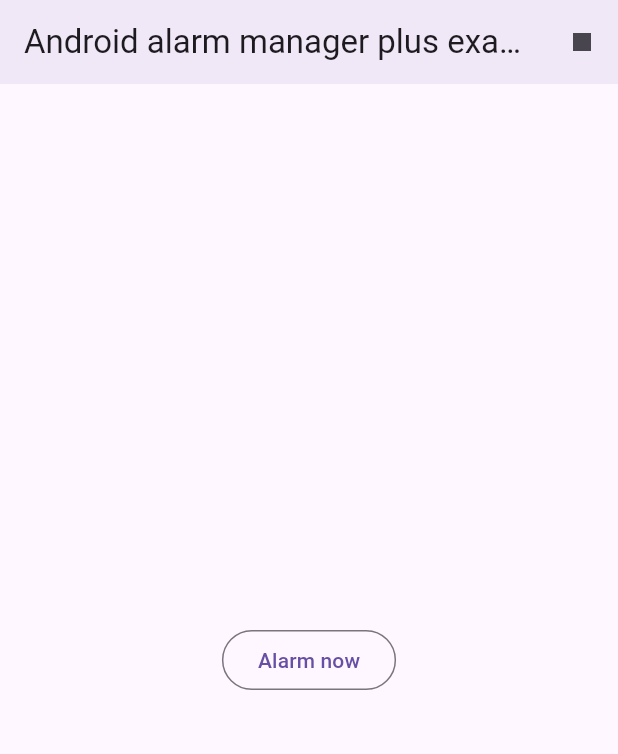
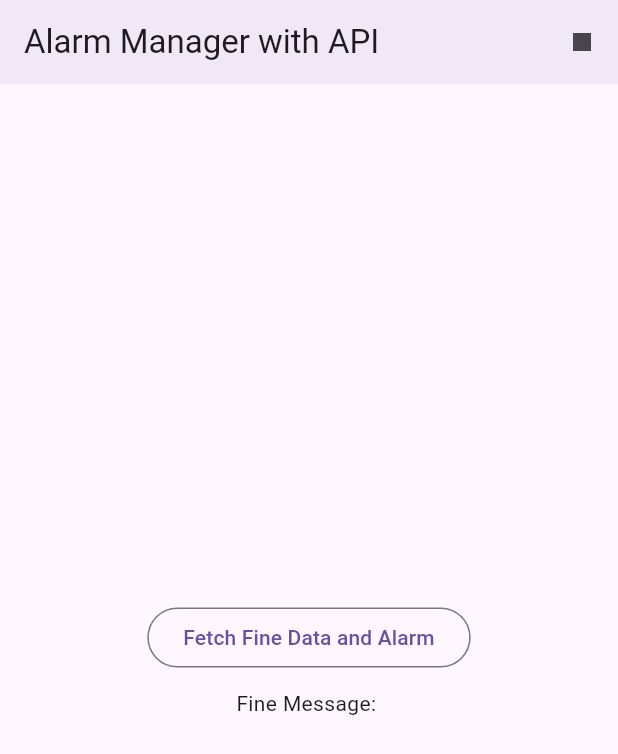
Before and after one commit to MHMMDDzaki/early_warning_system, a Flutter app: the screen it shows after launch, after a tap on the "stop" icon, on a phone screen of 412 x 824 dp. Shown: the top 754 px of the screen. Run offline on Flutter 3.47's test engine with Material 3 defaults, Android fonts, the phone set to English and light mode, and no system bars; missing offline and left inert: android_alarm_manager_plus, flutter_ringtone_player, kiosk_mode; network calls fail.

Commit message:
alarm manager kiosk mode

```diff
--- a/lib/main.dart
+++ b/lib/main.dart
@@ -2,6 +2,9 @@ import 'package:flutter/material.dart';
 import 'package:android_alarm_manager_plus/android_alarm_manager_plus.dart';
 import 'package:flutter_ringtone_player/flutter_ringtone_player.dart';
 import 'dart:async';
+import 'package:kiosk_mode/kiosk_mode.dart';
+import 'package:http/http.dart' as http;
+import 'dart:convert';  // for json decoding
 
 void main() async {
   WidgetsFlutterBinding.ensureInitialized();
@@ -9,7 +12,7 @@ void main() async {
   runApp(MyApp());
 }
 
-class MyApp extends StatefulWidget  {
+class MyApp extends StatefulWidget {
   @override
   _MyAppState createState() => _MyAppState();
 }
@@ -21,16 +24,14 @@ stopAlarm() {
 
 startAlarm() {
   print('alarm start');
-  FlutterRingtonePlayer()
-      .play(fromAsset: "assets/duarr.mp3", looping: true,);
-
-  Timer(const Duration(seconds: 5), () {
-    stopAlarm();
-  });
+  FlutterRingtonePlayer().play(
+    fromAsset: "assets/duarr.mp3",
+    looping: true,
+  );
 }
 
-
 class _MyAppState extends State<MyApp> {
+  String _tempMessage = '';
 
   Future<void> scheduleAlarm() async {
     await AndroidAlarmManager.oneShot(
@@ -41,11 +42,6 @@ class _MyAppState extends State<MyApp> {
       exact: true,
       wakeup: true,
     );
-
-    // Automatically stop the alarm after 5 seconds
-    Timer(const Duration(seconds: 2), () {
-      scheduleCancelAlarm();
-    });
   }
 
   Future<void> scheduleCancelAlarm() async {
@@ -59,28 +55,79 @@ class _MyAppState extends State<MyApp> {
     );
   }
 
+  Future<void> enterKioskMode() async {
+    try {
+      await startKioskMode();
+    } catch (e) {
+      print("Error entering kiosk mode: $e");
+    }
+  }
+
+  Future<void> exitKioskMode() async {
+    try {
+      await stopKioskMode();
+    } catch (e) {
+      print("Error exiting kiosk mode: $e");
+    }
+  }
+
+  Future<void> fetchData() async {
+    try {
+      // final response = await http.get(Uri.parse('http://192.168.0.124:3000/api/fine'));
+      final response = await http.get(Uri.parse('http://192.168.0.124:3000/api/trouble'));
+      if (response.statusCode == 200) {
+        final data = jsonDecode(response.body);
+        double number = double.parse(data['message']);
+        if(number < 350) {
+          setState(() {
+            _tempMessage = 'aman';
+          });
+        } else {
+          setState(() {
+            _tempMessage = 'ga aman';
+          });
+          await enterKioskMode();
+          await scheduleAlarm();
+        }
+
+      } else {
+        print('Failed to load fine data');
+      }
+    } catch (e) {
+      print('Error: $e');
+    }
+  }
+
   @override
   Widget build(BuildContext context) {
     return MaterialApp(
       home: Scaffold(
         appBar: AppBar(
-          title: const Text('Android alarm manager plus example'),
+          title: const Text('Alarm Manager with API'),
           elevation: 4,
           actions: [
             IconButton(
-              onPressed: () {
-                scheduleCancelAlarm();
+              onPressed: () async {
+                await exitKioskMode();
+                await scheduleCancelAlarm();
               },
               icon: const Icon(Icons.stop),
             ),
           ],
         ),
         body: Center(
-          child: OutlinedButton(
-            child: Text('Alarm now'),
-            onPressed: () async {
-              await scheduleAlarm();
-            },
+          child: Column(
+            mainAxisAlignment: MainAxisAlignment.center,
+            children: [
+              OutlinedButton(
+                child: Text('Fetch Fine Data and Alarm'),
+                onPressed: () async {
+                  await fetchData();  // Fetch data from API
+                },
+              ),
+              SizedBox(height: 10),
+              Text('Fine Message: $_tempMessage'),
+            ],
           ),
         ),
       ),
--- a/pubspec.yaml
+++ b/pubspec.yaml
@@ -38,6 +38,8 @@ dependencies:
   android_alarm_manager_plus: ^4.0.4
   flutter_ringtone_player: ^4.0.0+3
   permission_handler: ^11.3.1
+  kiosk_mode: ^0.5.1
+  http: ^1.2.2
 
 dev_dependencies:
   flutter_test:
```
Also changed, not shown: pubspec.lock, 3 other files.
